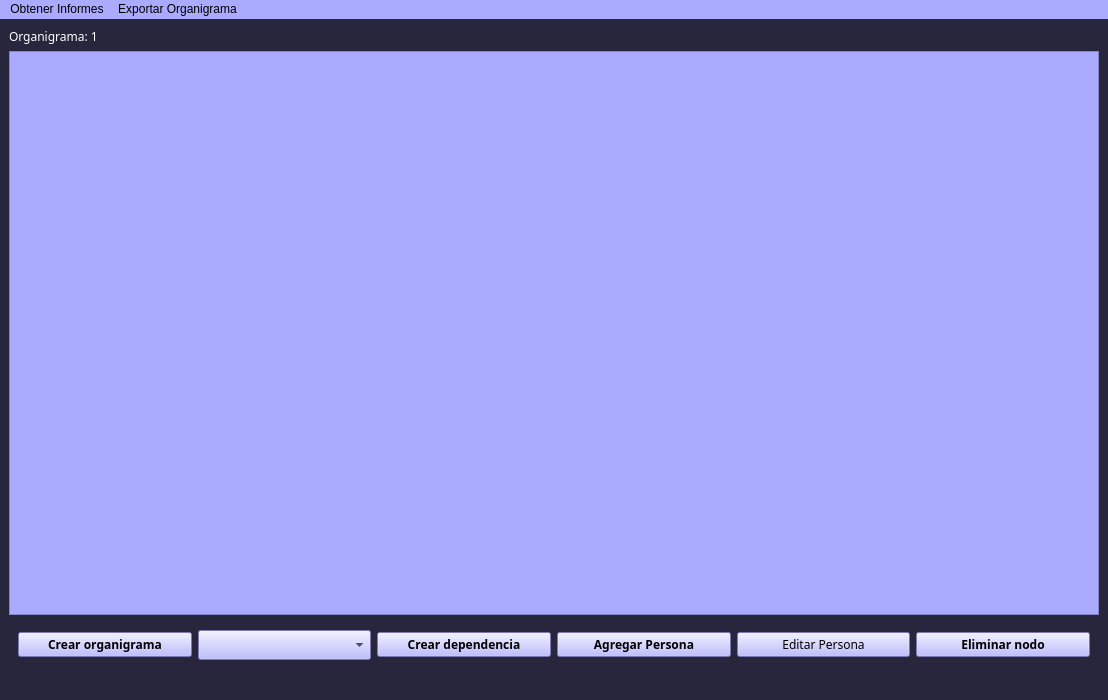
Above: Prueba tp/main_window.ui from stel0/TP-PYTHON before the change. Below: the same form after it.
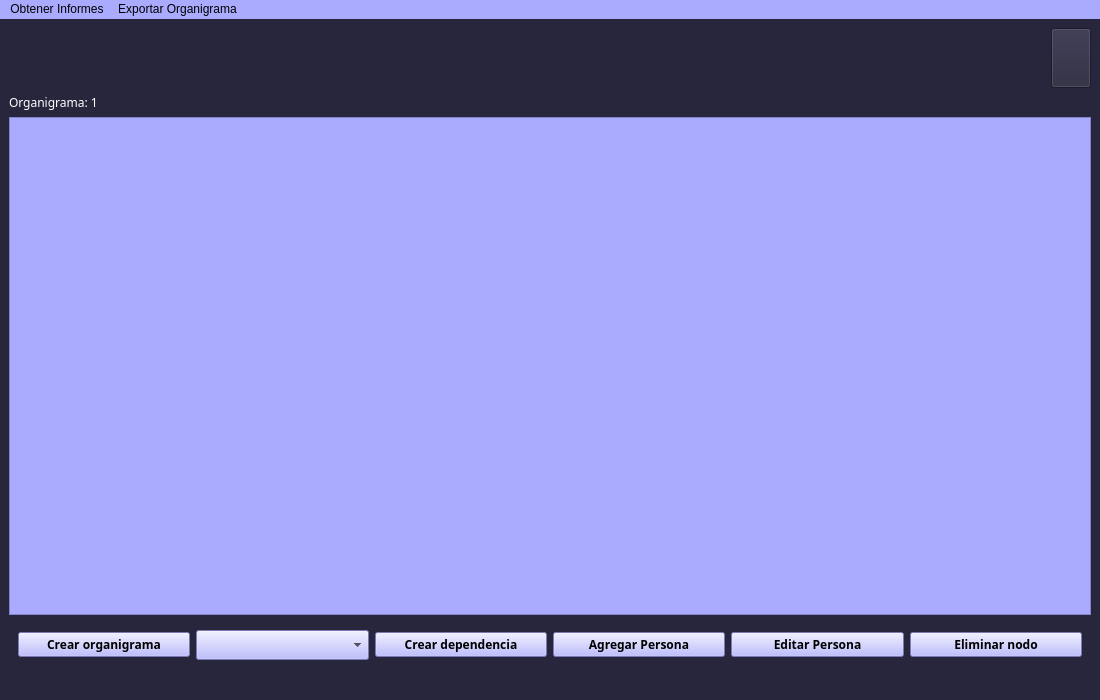
That is the form after the change. Icons and pictures are not drawn.

Diff of the .ui file:
```diff
--- a/Prueba tp/main_window.ui
+++ b/Prueba tp/main_window.ui
@@ -6,7 +6,7 @@
    <rect>
     <x>0</x>
     <y>0</y>
-    <width>1108</width>
+    <width>1100</width>
     <height>700</height>
    </rect>
   </property>
@@ -25,6 +25,41 @@
   </property>
   <widget class="QWidget" name="centralwidget">
    <layout class="QVBoxLayout" name="verticalLayout">
+    <item alignment="Qt::AlignRight">
+     <widget class="QPushButton" name="color_button">
+      <property name="sizePolicy">
+       <sizepolicy hsizetype="Minimum" vsizetype="Fixed">
+        <horstretch>0</horstretch>
+        <verstretch>0</verstretch>
+       </sizepolicy>
+      </property>
+      <property name="minimumSize">
+       <size>
+        <width>0</width>
+        <height>60</height>
+       </size>
+      </property>
+      <property name="maximumSize">
+       <size>
+        <width>80</width>
+        <height>60</height>
+       </size>
+      </property>
+      <property name="text">
+       <string/>
+      </property>
+      <property name="icon">
+       <iconset>
+        <normaloff>INTERFAZ/ICONOS/icons8-brillo-100.png</normaloff>INTERFAZ/ICONOS/icons8-brillo-100.png</iconset>
+      </property>
+      <property name="iconSize">
+       <size>
+        <width>70</width>
+        <height>50</height>
+       </size>
+      </property>
+     </widget>
+    </item>
     <item>
      <widget class="QLabel" name="label_organigrama">
       <property name="font">
@@ -179,12 +214,24 @@
        </item>
        <item>
         <widget class="QPushButton" name="editar_persona">
+         <property name="minimumSize">
+          <size>
+           <width>110</width>
+           <height>0</height>
+          </size>
+         </property>
+         <property name="maximumSize">
+          <size>
+           <width>200</width>
+           <height>16777215</height>
+          </size>
+         </property>
          <property name="font">
           <font>
            <family>Candara</family>
            <pointsize>9</pointsize>
-           <weight>50</weight>
-           <bold>false</bold>
+           <weight>75</weight>
+           <bold>true</bold>
           </font>
          </property>
          <property name="cursor">
@@ -249,8 +296,8 @@
     <rect>
      <x>0</x>
      <y>0</y>
-     <width>1108</width>
-     <height>21</height>
+     <width>1100</width>
+     <height>22</height>
     </rect>
    </property>
    <property name="styleSheet">
```
